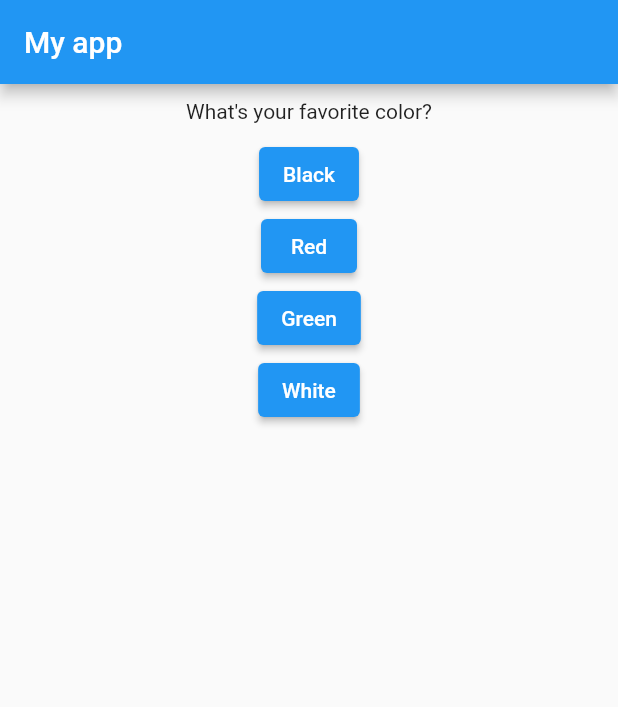
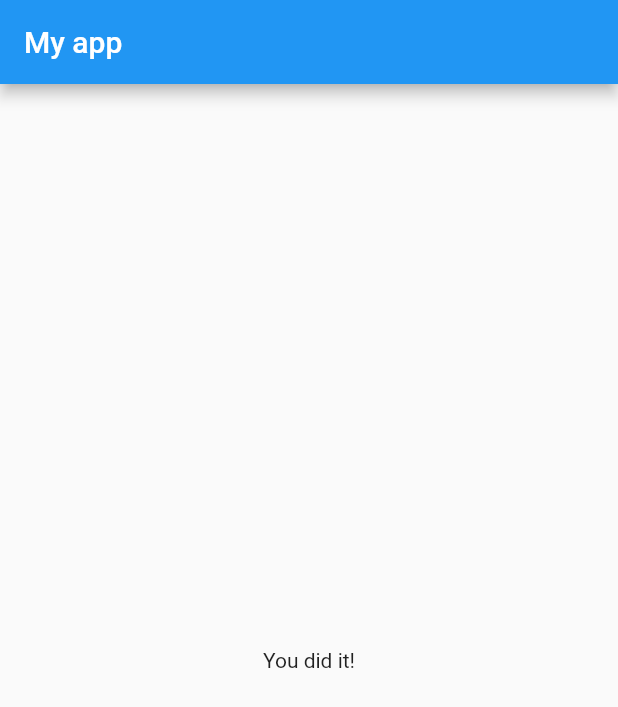
Before and after one commit to leandrouti/flutter-tutorial-start, a Flutter app: the screen it shows after launch, after a tap on "Black", after a tap on "Snake", on a phone screen of 412 x 824 dp. Shown: the top 707 px of the screen. Run offline on Flutter 3.47's test engine with Material 2 defaults, Android fonts, the phone set to English and light mode, and no system bars.

Commit message:
[refactor] main.dart, add quiz and result classes

```diff
--- a/lib/main.dart
+++ b/lib/main.dart
@@ -1,6 +1,6 @@
 import 'package:flutter/material.dart';
-import 'Question.dart';
-import 'answer.dart';
+import 'quiz.dart';
+import 'result.dart';
 
 void main() => runApp(MyApp());
 
@@ -13,13 +13,13 @@ class MyApp extends StatefulWidget {
 
 class _MyAppState extends State<MyApp> {
   var _questionIndex = 0;
-  final questions = const [
+  final _questions = const [
     {
       'questionText': 'What\'s your favorite color?',
       'answers': ['Black', 'Red', 'Green', 'White'],
     },
     {
-      'questionText': 'What\'s your favoirte animal?',
+      'questionText': 'What\'s your favorite animal?',
       'answers': ['Rabbit', 'Snake', 'Elephant', 'Lion'],
     },
   ];
@@ -28,9 +28,7 @@ class _MyAppState extends State<MyApp> {
     print('button presseed');
 
     setState(() {
-      this._questionIndex = this._questionIndex < (this.questions.length - 1)
-          ? this._questionIndex + 1
-          : 0;
+      this._questionIndex += 1;
     });
   }
 
@@ -41,15 +39,13 @@ class _MyAppState extends State<MyApp> {
         appBar: AppBar(
           title: Text('My app'),
         ),
-        body: Column(
-          children: [
-            Question(questions[this._questionIndex]['questionText'] as String),
-            ...(questions[this._questionIndex]['answers'] as List<String>)
-                .map((answer) {
-              return Answer(this._buttonPressed, answer);
-            }).toList()
-          ],
-        ),
+        body: this._questionIndex < _questions.length
+            ? Quiz(
+                answerQuestion: this._buttonPressed,
+                questionIndex: this._questionIndex,
+                questions: this._questions,
+              )
+            : Result('You did it!'),
       ),
     );
   }
--- /dev/null
+++ b/lib/quiz.dart
@@ -0,0 +1,28 @@
+import 'package:flutter/material.dart';
+import './Question.dart';
+import './answer.dart';
+
+class Quiz extends StatelessWidget {
+  final List<Map<String, Object>> questions;
+  final VoidCallback answerQuestion;
+  final int questionIndex;
+
+  Quiz({
+    required this.answerQuestion,
+    required this.questions,
+    required this.questionIndex,
+  });
+
+  @override
+  Widget build(BuildContext context) {
+    return Column(
+      children: [
+        Question(questions[this.questionIndex]['questionText'] as String),
+        ...(questions[this.questionIndex]['answers'] as List<String>)
+            .map((answer) {
+          return Answer(this.answerQuestion, answer);
+        }).toList()
+      ],
+    );
+  }
+}
--- /dev/null
+++ b/lib/result.dart
@@ -0,0 +1,14 @@
+import 'package:flutter/material.dart';
+
+class Result extends StatelessWidget {
+  final String resultText;
+
+  Result(this.resultText);
+
+  @override
+  Widget build(BuildContext context) {
+    return Center(
+      child: Text(this.resultText),
+    );
+  }
+}
```
